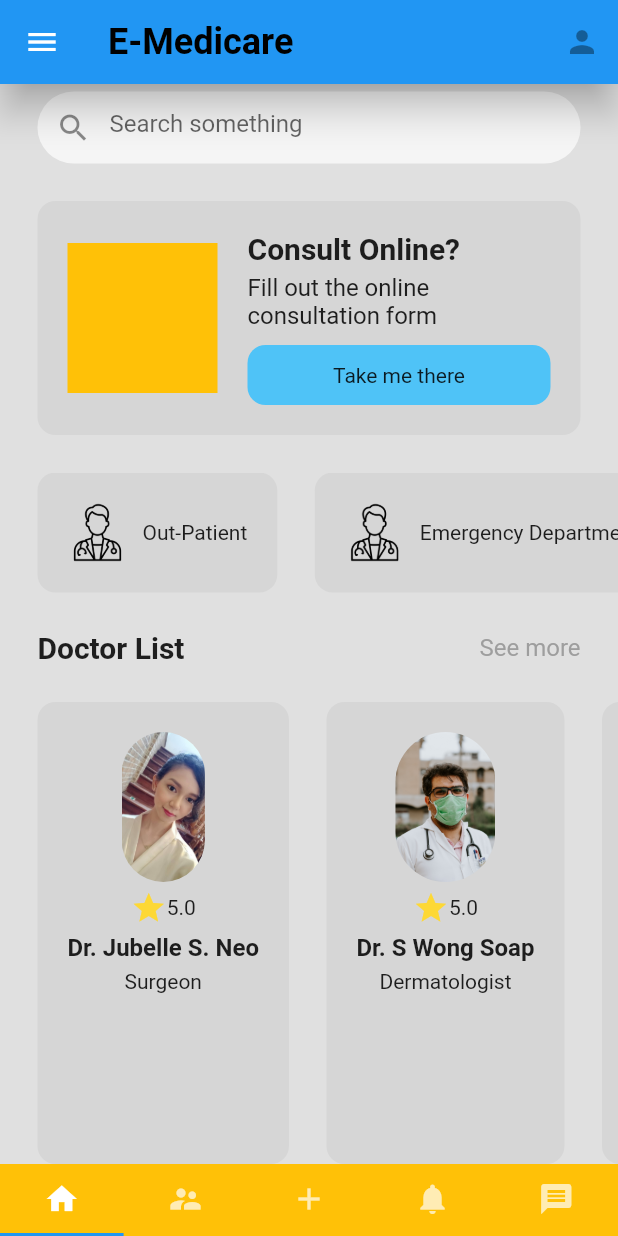
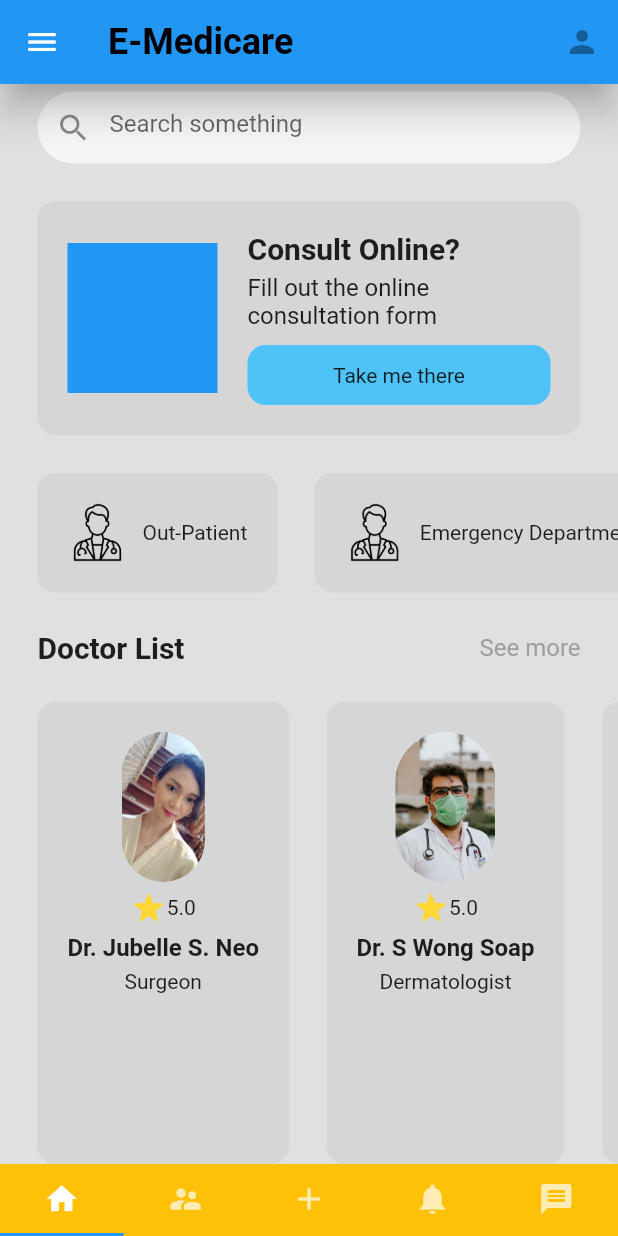
Before and after one commit to skzysty/emedicare, a Flutter app: the HomePage screen opened directly, on a phone screen of 412 x 824 dp. Run offline on Flutter 3.47's test engine with Material 2 defaults, Android fonts, the phone set to English and light mode, and no system bars.

Commit message:
commit ko sa android studio

```diff
--- a/lib/pages/home_page.dart
+++ b/lib/pages/home_page.dart
@@ -125,7 +125,7 @@ class _HomePageState extends State<HomePage>
                 Container(
                   height: 100,
                   width: 100,
-                  color: Colors.amber,
+                  color: Colors.blue,
                 ),
                 SizedBox(
                   width: 20,
```
Also changed, not shown: pubspec.lock.
